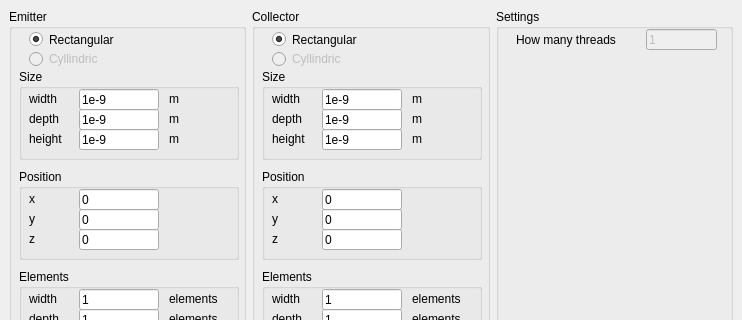
First picture: the form in Tensor/mainWindow.ui, repository pawelkulig1/Demagnetization-Tensor-Tool, before the edit; both pictures show x 0 to 742 and y 0 to 320 of the 742 by 464 pixel window.
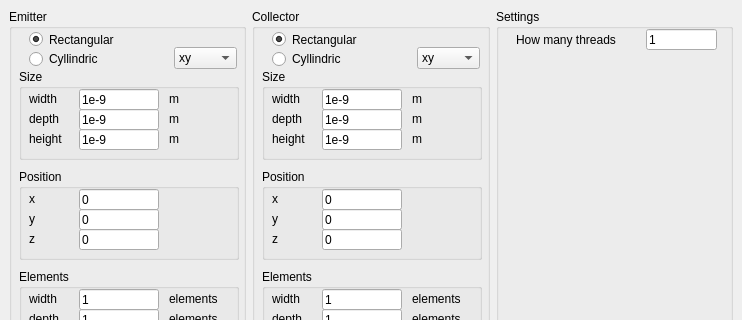
Second picture: the form after the edit.

Commit message: gui cyllinder almost finished

```diff
--- a/Tensor/mainWindow.ui
+++ b/Tensor/mainWindow.ui
@@ -66,7 +66,7 @@
       </widget>
       <widget class="QRadioButton" name="emitterCylRadioButton">
        <property name="enabled">
-        <bool>false</bool>
+        <bool>true</bool>
        </property>
        <property name="geometry">
         <rect>
@@ -431,6 +431,31 @@
         </property>
        </widget>
       </widget>
+      <widget class="QComboBox" name="emitterComboBox">
+       <property name="geometry">
+        <rect>
+         <x>165</x>
+         <y>38</y>
+         <width>63</width>
+         <height>22</height>
+        </rect>
+       </property>
+       <item>
+        <property name="text">
+         <string>xy</string>
+        </property>
+       </item>
+       <item>
+        <property name="text">
+         <string>yz</string>
+        </property>
+       </item>
+       <item>
+        <property name="text">
+         <string>xz</string>
+        </property>
+       </item>
+      </widget>
      </widget>
     </item>
     <item row="0" column="1">
@@ -440,7 +465,7 @@
       </property>
       <widget class="QRadioButton" name="collectorCylRadioButton">
        <property name="enabled">
-        <bool>false</bool>
+        <bool>true</bool>
        </property>
        <property name="geometry">
         <rect>
@@ -821,6 +846,31 @@
         </property>
        </widget>
       </widget>
+      <widget class="QComboBox" name="collectorComboBox">
+       <property name="geometry">
+        <rect>
+         <x>165</x>
+         <y>38</y>
+         <width>63</width>
+         <height>22</height>
+        </rect>
+       </property>
+       <item>
+        <property name="text">
+         <string>xy</string>
+        </property>
+       </item>
+       <item>
+        <property name="text">
+         <string>yz</string>
+        </property>
+       </item>
+       <item>
+        <property name="text">
+         <string>xz</string>
+        </property>
+       </item>
+      </widget>
      </widget>
     </item>
     <item row="0" column="2">
@@ -830,7 +880,7 @@
       </property>
       <widget class="QLineEdit" name="threadNumberLineEdit">
        <property name="enabled">
-        <bool>false</bool>
+        <bool>true</bool>
        </property>
        <property name="geometry">
         <rect>
```
Left out of the diff: 51 changed lines with no effect on the pictures. The commit also changes 6 other files.
